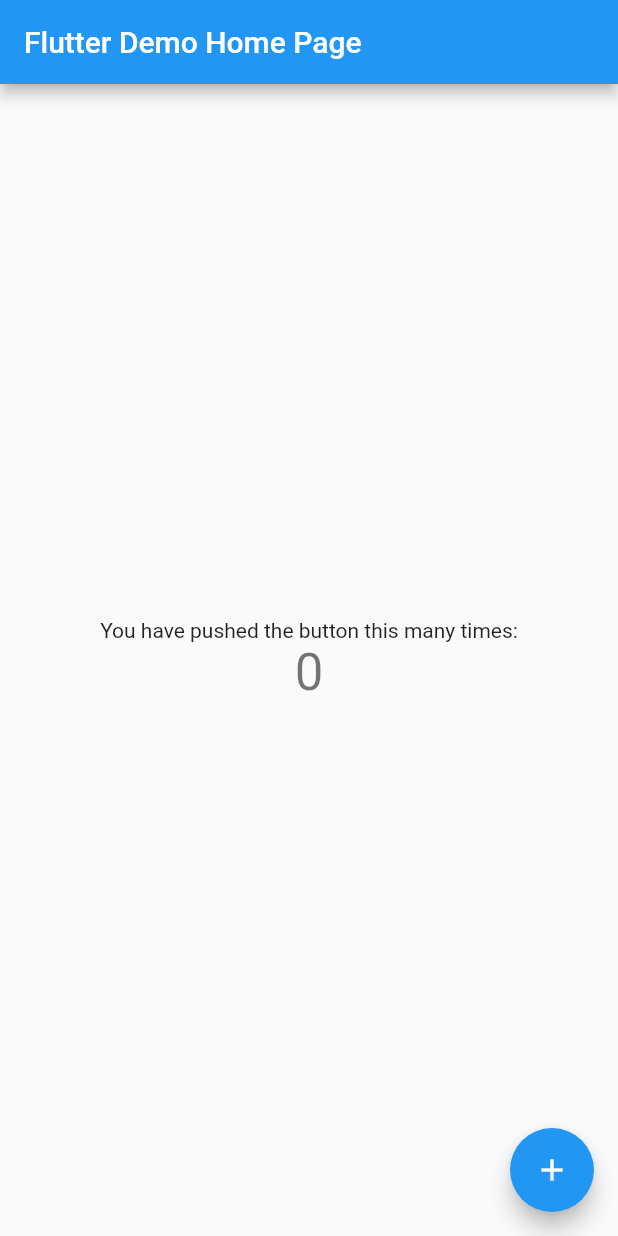
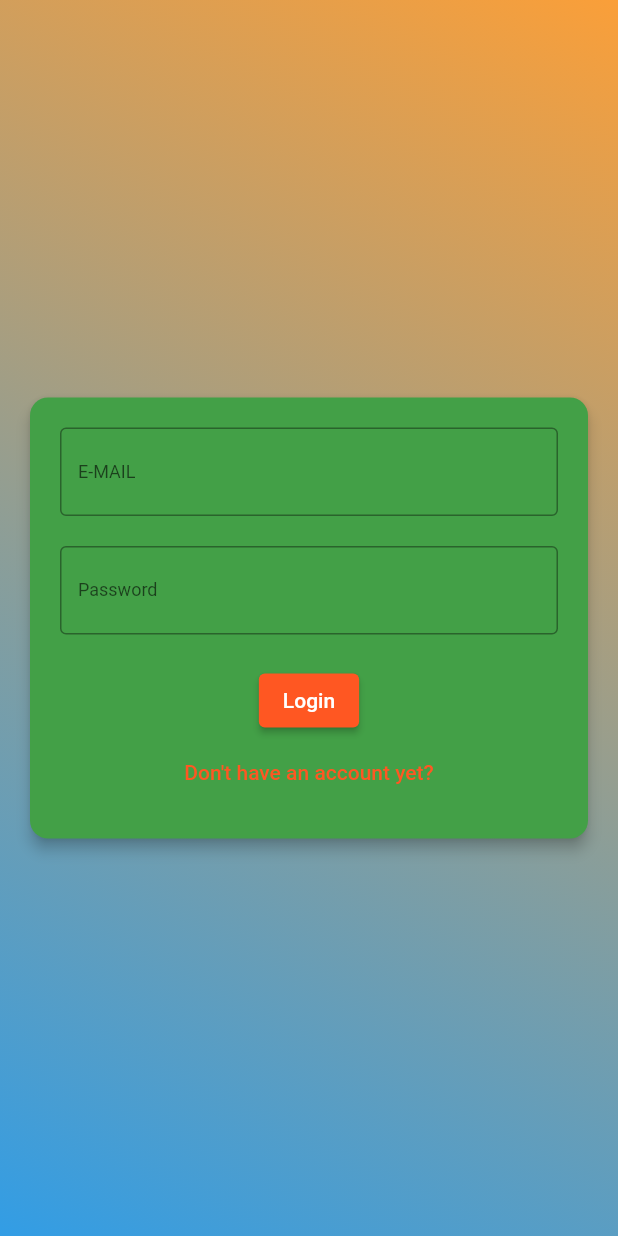
Before and after one commit to hjk1996/my_chat_app, a Flutter app: the screen it shows after launch, on a phone screen of 412 x 824 dp. Run offline on Flutter 3.47's test engine with Material 2 defaults, Android fonts, the phone set to English and light mode, and no system bars; our stand-ins replace cloud_firestore, firebase_auth, firebase_core; accounts and stored records are empty.

Commit message:
add auth screen and chat screen

```diff
--- a/lib/main.dart
+++ b/lib/main.dart
@@ -1,6 +1,16 @@
 import 'package:flutter/material.dart';
+import 'package:firebase_auth/firebase_auth.dart';
+import 'package:firebase_core/firebase_core.dart';
 
-void main() {
+import './screens/auth_screen.dart';
+import './screens/chat_screen.dart';
+import './screens/splash_screen.dart';
+import 'widgets/animated_gradient_background.dart';
+
+void main() async {
+  WidgetsFlutterBinding.ensureInitialized();
+  await Firebase.initializeApp();
+
   runApp(const MyApp());
 }
 
@@ -11,105 +21,18 @@ class MyApp extends StatelessWidget {
   @override
   Widget build(BuildContext context) {
     return MaterialApp(
-      title: 'Flutter Demo',
-      theme: ThemeData(
-        // This is the theme of your application.
-        //
-        // Try running your application with "flutter run". You'll see the
-        // application has a blue toolbar. Then, without quitting the app, try
-        // changing the primarySwatch below to Colors.green and then invoke
-        // "hot reload" (press "r" in the console where you ran "flutter run",
-        // or simply save your changes to "hot reload" in a Flutter IDE).
-        // Notice that the counter didn't reset back to zero; the application
-        // is not restarted.
-        primarySwatch: Colors.blue,
-      ),
-      home: const MyHomePage(title: 'Flutter Demo Home Page'),
-    );
+        title: 'My Chat App',
+        theme: ThemeData(
+          primarySwatch: Colors.deepOrange,
+        ),
+        home: StreamBuilder<User?>(
+            stream: FirebaseAuth.instance.authStateChanges(),
+            builder: (ctx, authSnapshot) {
+              if (authSnapshot.hasData) {
+                return ChatScreen();
+              }
+
+              return AuthScreen();
+            }));
   }
 }
-
-class MyHomePage extends StatefulWidget {
-  const MyHomePage({Key? key, required this.title}) : super(key: key);
-
-  // This widget is the home page of your application. It is stateful, meaning
-  // that it has a State object (defined below) that contains fields that affect
-  // how it looks.
-
-  // This class is the configuration for the state. It holds the values (in this
-  // case the title) provided by the parent (in this case the App widget) and
-  // used by the build method of the State. Fields in a Widget subclass are
-  // always marked "final".
-
-  final String title;
-
-  @override
-  State<MyHomePage> createState() => _MyHomePageState();
-}
-
-class _MyHomePageState extends State<MyHomePage> {
-  int _counter = 0;
-
-  void _incrementCounter() {
-    setState(() {
-      // This call to setState tells the Flutter framework that something has
-      // changed in this State, which causes it to rerun the build method below
-      // so that the display can reflect the updated values. If we changed
-      // _counter without calling setState(), then the build method would not be
-      // called again, and so nothing would appear to happen.
-      _counter++;
-    });
-  }
-
-  @override
-  Widget build(BuildContext context) {
-    // This method is rerun every time setState is called, for instance as done
-    // by the _incrementCounter method above.
-    //
-    // The Flutter framework has been optimized to make rerunning build methods
-    // fast, so that you can just rebuild anything that needs updating rather
-    // than having to individually change instances of widgets.
-    return Scaffold(
-      appBar: AppBar(
-        // Here we take the value from the MyHomePage object that was created by
-        // the App.build method, and use it to set our appbar title.
-        title: Text(widget.title),
-      ),
-      body: Center(
-        // Center is a layout widget. It takes a single child and positions it
-        // in the middle of the parent.
-        child: Column(
-          // Column is also a layout widget. It takes a list of children and
-          // arranges them vertically. By default, it sizes itself to fit its
-          // children horizontally, and tries to be as tall as its parent.
-          //
-          // Invoke "debug painting" (press "p" in the console, choose the
-          // "Toggle Debug Paint" action from the Flutter Inspector in Android
-          // Studio, or the "Toggle Debug Paint" command in Visual Studio Code)
-          // to see the wireframe for each widget.
-          //
-          // Column has various properties to control how it sizes itself and
-          // how it positions its children. Here we use mainAxisAlignment to
-          // center the children vertically; the main axis here is the vertical
-          // axis because Columns are vertical (the cross axis would be
-          // horizontal).
-          mainAxisAlignment: MainAxisAlignment.center,
-          children: <Widget>[
-            const Text(
-              'You have pushed the button this many times:',
-            ),
-            Text(
-              '$_counter',
-              style: Theme.of(context).textTheme.headline4,
-            ),
-          ],
-        ),
-      ),
-      floatingActionButton: FloatingActionButton(
-        onPressed: _incrementCounter,
-        tooltip: 'Increment',
-        child: const Icon(Icons.add),
-      ), // This trailing comma makes auto-formatting nicer for build methods.
-    );
-  }
-}
--- /dev/null
+++ b/lib/screens/auth_screen.dart
@@ -0,0 +1,19 @@
+import 'package:flutter/material.dart';
+import 'package:flutter/src/foundation/key.dart';
+import 'package:flutter/src/widgets/framework.dart';
+
+import '../widgets/auth/auth_form.dart';
+import '../widgets/animated_gradient_background.dart';
+
+class AuthScreen extends StatelessWidget {
+  const AuthScreen({Key? key}) : super(key: key);
+
+  @override
+  Widget build(BuildContext context) {
+    return Scaffold(
+      body: AnimatedGradientBackground(
+        child: AuthForm(),
+      ),
+    );
+  }
+}
--- /dev/null
+++ b/lib/widgets/animated_gradient_background.dart
@@ -0,0 +1,66 @@
+import 'package:flutter/material.dart';
+
+class AnimatedGradientBackground extends StatefulWidget {
+  final Widget child;
+
+  AnimatedGradientBackground({required this.child});
+
+  @override
+  _AnimatedGradientBackgroundState createState() =>
+      _AnimatedGradientBackgroundState();
+}
+
+class _AnimatedGradientBackgroundState
+    extends State<AnimatedGradientBackground> {
+  List<Color> colorList = [
+    Colors.red,
+    Colors.blue,
+    Colors.green,
+    Colors.yellow
+  ];
+  List<Alignment> alignmentList = [
+    Alignment.bottomLeft,
+    Alignment.bottomRight,
+    Alignment.topRight,
+    Alignment.topLeft,
+  ];
+  int index = 0;
+  Color bottomColor = Colors.red;
+  Color topColor = Colors.yellow;
+  Alignment begin = Alignment.bottomLeft;
+  Alignment end = Alignment.topRight;
+
+  @override
+  Widget build(BuildContext context) {
+    Future.delayed(const Duration(milliseconds: 10), () {
+      setState(() {
+        bottomColor = Colors.blue;
+      });
+    });
+
+    return Scaffold(
+        body: Stack(
+      children: [
+        AnimatedContainer(
+          duration: Duration(seconds: 2),
+          onEnd: () {
+            setState(() {
+              index = index + 1;
+              // animate the color
+              bottomColor = colorList[index % colorList.length];
+              topColor = colorList[(index + 1) % colorList.length];
+
+              //// animate the alignment
+              // begin = alignmentList[index % alignmentList.length];
+              // end = alignmentList[(index + 2) % alignmentList.length];
+            });
+          },
+          decoration: BoxDecoration(
+              gradient: LinearGradient(
+                  begin: begin, end: end, colors: [bottomColor, topColor])),
+        ),
+        Align(alignment: AlignmentDirectional.center, child: widget.child)
+      ],
+    ));
+  }
+}
--- /dev/null
+++ b/lib/widgets/auth/auth_form.dart
@@ -0,0 +1,253 @@
+import 'package:firebase_auth/firebase_auth.dart';
+import 'package:cloud_firestore/cloud_firestore.dart';
+import 'package:flutter/material.dart';
+
+class AuthForm extends StatefulWidget {
+  const AuthForm({Key? key}) : super(key: key);
+
+  @override
+  State<AuthForm> createState() => _AuthFormState();
+}
+
+class _AuthFormState extends State<AuthForm> {
+  final _formKey = GlobalKey<FormState>();
+
+  bool _isLogin = true;
+
+  final _emailController = TextEditingController();
+  final _usernameController = TextEditingController();
+  final _passwordController = TextEditingController();
+  final _confirmPasswordController = TextEditingController();
+
+  @override
+  void dispose() {
+    _emailController.dispose();
+    _usernameController.dispose();
+    _passwordController.dispose();
+    _confirmPasswordController.dispose();
+    super.dispose();
+  }
+
+  String? _validateEmail(String? value) {
+    if (value == null || value.isEmpty) {
+      return "Please enter your e-mail adress.";
+    }
+
+    bool emailValid = RegExp(
+            r"^[a-zA-Z0-9.a-zA-Z0-9.!#$%&'*+-/=?^_`{|}~]+@[a-zA-Z0-9]+\.[a-zA-Z]+")
+        .hasMatch(value);
+
+    if (!emailValid) {
+      return "Your e-mail adress is not valid.";
+    }
+
+    return null;
+  }
+
+  String? _validatePassword(String? value) {
+    if (value == null || value.isEmpty) {
+      return "Please enter your password.";
+    }
+
+    if (value.length < 8) {
+      return "Password must be at least 8 characters.";
+    }
+
+    return null;
+  }
+
+  String? _validateUsername(String? value) {
+    if (_isLogin) {
+      return null;
+    }
+
+    if (value == null || value.isEmpty) {
+      return "Please enter a username.";
+    }
+
+    if (value.length < 4) {
+      return "Username must be at least 4 characters.";
+    }
+
+    return null;
+  }
+
+  String? _confirmPasswordValidator(String? value) {
+    if (_isLogin) {
+      return null;
+    }
+
+    if (value == null || value.isEmpty) {
+      return "Please enter your confirm password.";
+    }
+
+    if (value != _passwordController.text) {
+      return "Please check your confirm password.";
+    }
+
+    return null;
+  }
+
+  Future<void> _login() async {
+    final bool isValid = _formKey.currentState!.validate();
+    print(isValid);
+
+    if (!isValid) {
+      return;
+    }
+
+    try {
+      final UserCredential =
+          await FirebaseAuth.instance.signInWithEmailAndPassword(
+        email: _emailController.text,
+        password: _passwordController.text,
+      );
+
+      FirebaseFirestore.instance
+          .collection('users')
+          .doc(UserCredential.user!.uid)
+          .set({"last_login": Timestamp.now()});
+    } on FirebaseAuthException catch (error) {
+      print(error.message);
+      ScaffoldMessenger.of(context).showSnackBar(
+        SnackBar(
+          content: Text(error.message!),
+        ),
+      );
+    }
+  }
+
+  Future<void> _signUp() async {
+    final bool isValid = _formKey.currentState!.validate();
+
+    if (!isValid) {
+      return;
+    }
+
+    try {
+      final userCredential =
+          await FirebaseAuth.instance.createUserWithEmailAndPassword(
+        email: _emailController.text,
+        password: _passwordController.text,
+      );
+
+      FirebaseFirestore.instance
+          .collection("users")
+          .doc(userCredential.user!.uid)
+          .set({
+        "e-mail": _emailController.text.trim(),
+        "username": _usernameController.text.trim(),
+        "last_login": Timestamp.now()
+      });
+    } on FirebaseAuthException catch (error) {
+      print(error.message);
+      ScaffoldMessenger.of(context).showSnackBar(
+        SnackBar(
+          content: Text(error.message!),
+        ),
+      );
+    }
+  }
+
+  @override
+  Widget build(BuildContext context) {
+    return Form(
+      key: _formKey,
+      child: Center(
+        child: Card(
+          margin: const EdgeInsets.symmetric(horizontal: 20),
+          shape: const RoundedRectangleBorder(
+              borderRadius: BorderRadius.all(Radius.circular(12))),
+          elevation: 4,
+          color: Colors.green[600],
+          child: Padding(
+            padding: const EdgeInsets.all(20),
+            child: SingleChildScrollView(
+              child: Column(
+                children: [
+                  TextFormField(
+                    key: const ValueKey("e-mail"),
+                    validator: _validateEmail,
+                    controller: _emailController,
+                    decoration: const InputDecoration(
+                      border: OutlineInputBorder(),
+                      label: Text(
+                        "E-MAIL",
+                        style: TextStyle(fontSize: 12),
+                      ),
+                    ),
+                  ),
+                  const SizedBox(
+                    height: 20,
+                  ),
+                  if (!_isLogin)
+                    TextFormField(
+                      key: const ValueKey("username"),
+                      validator: _validateUsername,
+                      controller: _usernameController,
+                      decoration: const InputDecoration(
+                        border: OutlineInputBorder(),
+                        label: Text(
+                          "User Name",
+                          style: TextStyle(fontSize: 12),
+                        ),
+                      ),
+                    ),
+                  if (!_isLogin)
+                    const SizedBox(
+                      height: 20,
+                    ),
+                  TextFormField(
+                    key: const ValueKey("password"),
+                    validator: _validatePassword,
+                    obscureText: true,
+                    controller: _passwordController,
+                    decoration: const InputDecoration(
+                      border: OutlineInputBorder(),
+                      label: Text(
+                        "Password",
+                        style: TextStyle(fontSize: 12),
+                      ),
+                    ),
+                  ),
+                  const SizedBox(
+                    height: 20,
+                  ),
+                  if (!_isLogin)
+                    TextFormField(
+                      key: const ValueKey('confirmPassword'),
+                      validator: _confirmPasswordValidator,
+                      obscureText: true,
+                      controller: _confirmPasswordController,
+                      decoration: const InputDecoration(
+                        border: OutlineInputBorder(),
+                        label: Text(
+                          "Confirm Password",
+                          style: TextStyle(fontSize: 12),
+                        ),
+                      ),
+                    ),
+                  if (!_isLogin)
+                    const SizedBox(
+                      height: 20,
+                    ),
+                  ElevatedButton(
+                      onPressed: _isLogin ? _login : _signUp,
+                      child: Text(_isLogin ? "Login" : "Sign Up")),
+                  TextButton(
+                      onPressed: () {
+                        setState(() {
+                          _isLogin = !_isLogin;
+                        });
+                      },
+                      child: Text(
+                          _isLogin ? "Don't have an account yet?" : "Login"))
+                ],
+              ),
+            ),
+          ),
+        ),
+      ),
+    );
+  }
+}
```
Also changed, not shown: lib/screens/chat_screen.dart (added, +26 -0 lines), lib/screens/splash_screen.dart (added, +16 -0 lines), lib/widgets/drawer.dart (added, +71 -0 lines), 3 other files.
